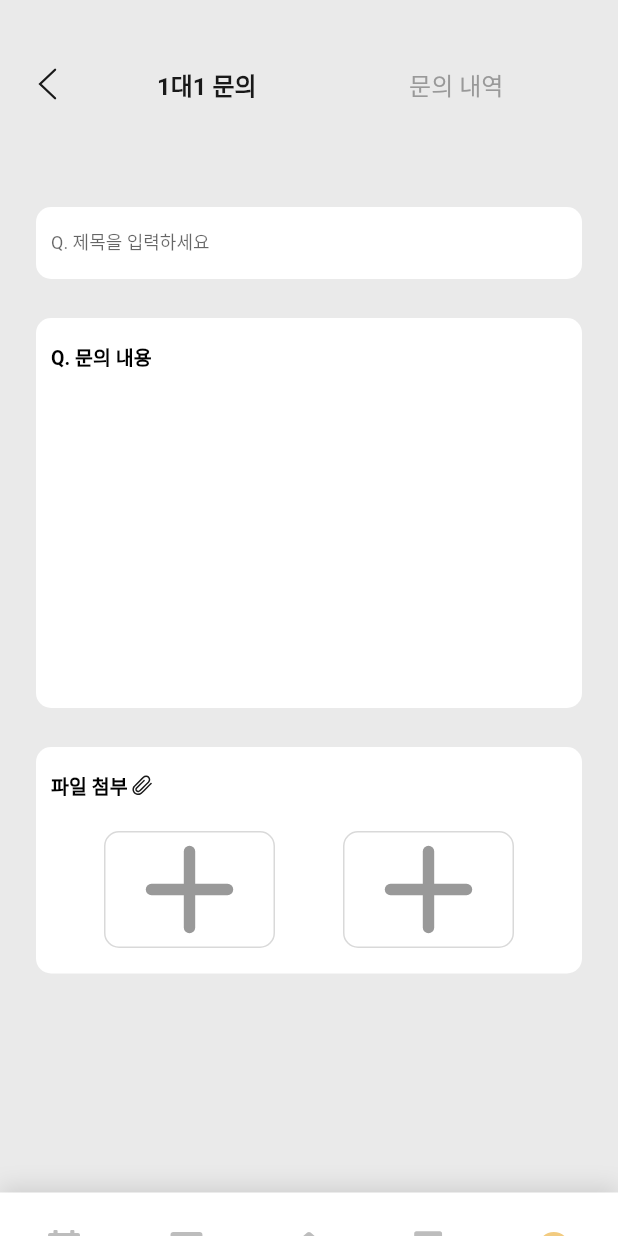
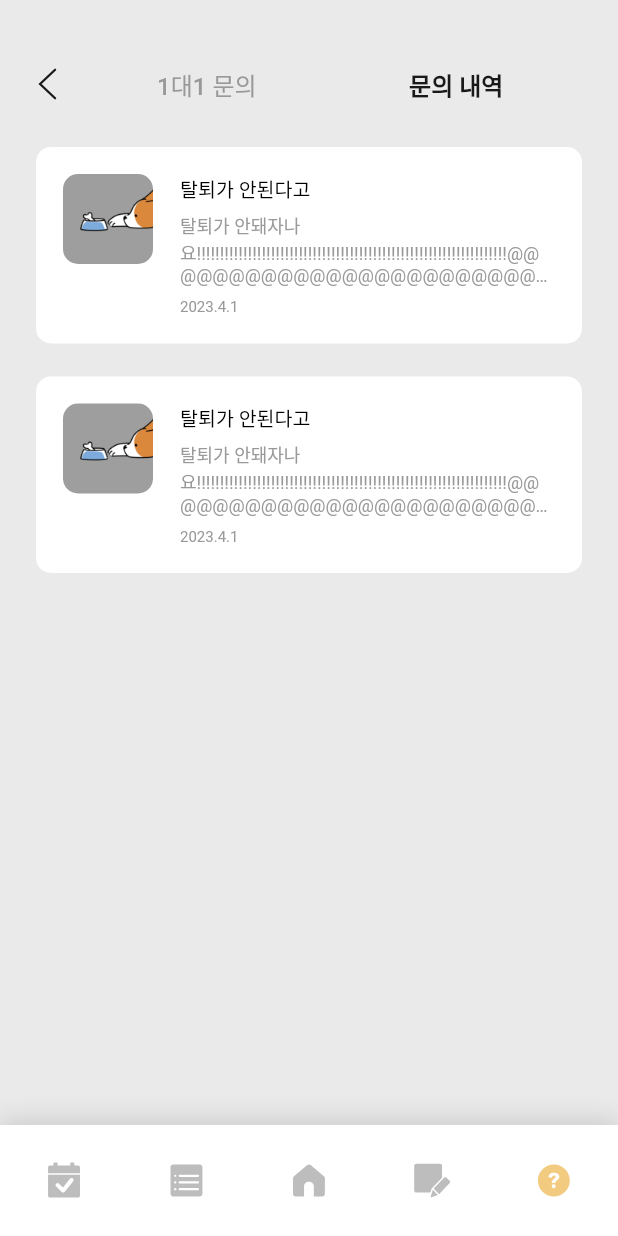
Before and after one commit to potato-club/meonghae_front, a Flutter app: the screen it shows after launch, on a phone screen of 412 x 824 dp. Run offline on Flutter 3.47's test engine with Material 2 defaults, Android fonts, the phone set to English and light mode, and no system bars; our stand-ins replace carousel_slider, file_picker, flutter_svg, image_picker, table_calendar, video_player; missing offline and left inert: kakao_flutter_sdk_user.

Commit message:
feat. 문의 3 Screen 퍼블리싱 구현 #27

```diff
--- a/lib/main.dart
+++ b/lib/main.dart
@@ -2,7 +2,7 @@ import 'package:flutter/material.dart';
 import 'package:intl/date_symbol_data_local.dart';
 import 'package:kakao_flutter_sdk_user/kakao_flutter_sdk_user.dart';
 import 'package:flutter/services.dart';
-import 'package:meonghae_front/screens/inquiry_1to1_screen.dart';
+import 'package:meonghae_front/screens/inquiry_history_screen.dart';
 
 void main() async {
   // 카카오 앱의 클라이언트 ID를 설정
@@ -26,7 +26,7 @@ class MyApp extends StatelessWidget {
     return const MaterialApp(
       locale: Locale('ko', 'KR'),
       title: 'Meonghae?',
-      home: InQuiry1To1Screen(),
+      home: InQuiryHistoryScreen(),
     );
   }
 }
--- a/lib/screens/Inquiry_1to1_screen.dart
+++ b/lib/screens/Inquiry_1to1_screen.dart
@@ -1,4 +1,5 @@
 import 'package:flutter/material.dart';
+import 'package:meonghae_front/screens/inquiry_history_screen.dart';
 import 'package:meonghae_front/themes/customColor.dart';
 import 'package:meonghae_front/widgets/svg/arrow.dart';
 import 'package:file_picker/file_picker.dart';
@@ -41,8 +42,7 @@ class _InQuiry1To1ScreenState extends State<InQuiry1To1Screen> {
                 padding: EdgeInsets.symmetric(
                     horizontal: MediaQuery.of(context).size.width * 0.06),
                 child: Row(
-                  mainAxisAlignment: MainAxisAlignment
-                      .spaceBetween, // Updated mainAxisAlignment
+                  mainAxisAlignment: MainAxisAlignment.spaceBetween,
                   children: [
                     InkWell(
                       onTap: () => Navigator.pop(context),
@@ -56,7 +56,14 @@ class _InQuiry1To1ScreenState extends State<InQuiry1To1Screen> {
                     ),
                     Expanded(
                       child: TextButton(
-                        onPressed: () {},
+                        onPressed: () {
+                          Navigator.push(
+                            context,
+                            MaterialPageRoute(
+                                builder: (context) =>
+                                    const InQuiry1To1Screen()),
+                          );
+                        },
                         child: const Text(
                           '1대1 문의',
                           style: TextStyle(
@@ -69,7 +76,14 @@ class _InQuiry1To1ScreenState extends State<InQuiry1To1Screen> {
                     ),
                     Expanded(
                       child: TextButton(
-                        onPressed: () {},
+                        onPressed: () {
+                          Navigator.push(
+                            context,
+                            MaterialPageRoute(
+                                builder: (context) =>
+                                    const InQuiryHistoryScreen()),
+                          );
+                        },
                         child: const Text(
                           '문의 내역',
                           style: TextStyle(
@@ -141,7 +155,7 @@ class _InQuiry1To1ScreenState extends State<InQuiry1To1Screen> {
                             ),
                             contentPadding: EdgeInsets.symmetric(vertical: 4.0),
                           ),
-                          maxLines: null, // 높이 조정을 위해 maxLines를 null로 설정
+                          maxLines: null,
                         ),
                       ),
                     ),
--- /dev/null
+++ b/lib/screens/inquiry_history_screen.dart
@@ -0,0 +1,191 @@
+import 'package:flutter/material.dart';
+import 'package:meonghae_front/screens/Inquiry_1to1_screen.dart';
+import 'package:meonghae_front/themes/customColor.dart';
+import 'package:meonghae_front/widgets/svg/arrow.dart';
+import 'package:meonghae_front/widgets/under_bar/under_bar_widget.dart';
+
+class InQuiryHistoryScreen extends StatefulWidget {
+  const InQuiryHistoryScreen({super.key});
+
+  @override
+  State<InQuiryHistoryScreen> createState() => _InQuiryHistoryScreenState();
+}
+
+List<Map<String, String>> data = [
+  {
+    'title': '탈퇴가 안된다고',
+    'content':
+        '탈퇴가 안돼자나요!!!!!!!!!!!!!!!!!!!!!!!!!!!!!!!!!!!!!!!!!!!!!!!!!!!!!!!!!!!!!!!!!!!@@@@@@@@@@@@@@@@@@@@@@@@@@@@@@@@@@@@@@@@@@@@@@@@@@@@@@@@@@@@@@@@',
+    'date': '2023.4.1',
+  },
+  {
+    'title': '탈퇴가 안된다고',
+    'content':
+        '탈퇴가 안돼자나요!!!!!!!!!!!!!!!!!!!!!!!!!!!!!!!!!!!!!!!!!!!!!!!!!!!!!!!!!!!!!!!!!!!@@@@@@@@@@@@@@@@@@@@@@@@@@@@@@@@@@@@@@@@@@@@@@@@@@@@@@@@@@@@@@@@',
+    'date': '2023.4.1',
+  },
+];
+
+class _InQuiryHistoryScreenState extends State<InQuiryHistoryScreen> {
+  @override
+  Widget build(BuildContext context) {
+    return Scaffold(
+      backgroundColor: CustomColor.ivoey2,
+      body: SafeArea(
+        child: Column(
+          children: [
+            const SizedBox(height: 32),
+            Padding(
+              padding: EdgeInsets.symmetric(
+                  horizontal: MediaQuery.of(context).size.width * 0.06),
+              child: Row(
+                mainAxisAlignment: MainAxisAlignment.spaceBetween,
+                children: [
+                  InkWell(
+                    onTap: () => Navigator.pop(context),
+                    child: const SizedBox(
+                      width: 30,
+                      child: Align(
+                        alignment: Alignment.centerLeft,
+                        child: ArrowSVG(strokeColor: CustomColor.black2),
+                      ),
+                    ),
+                  ),
+                  Expanded(
+                    child: TextButton(
+                      onPressed: () {
+                        Navigator.push(
+                          context,
+                          MaterialPageRoute(
+                              builder: (context) => const InQuiry1To1Screen()),
+                        );
+                      },
+                      child: const Text(
+                        '1대1 문의',
+                        style: TextStyle(
+                          fontSize: 16,
+                          fontWeight: FontWeight.w500,
+                          color: CustomColor.gray,
+                        ),
+                      ),
+                    ),
+                  ),
+                  Expanded(
+                    child: TextButton(
+                      onPressed: () {
+                        Navigator.push(
+                          context,
+                          MaterialPageRoute(
+                              builder: (context) =>
+                                  const InQuiryHistoryScreen()),
+                        );
+                      },
+                      child: const Text(
+                        '문의 내역',
+                        style: TextStyle(
+                          fontSize: 16,
+                          fontWeight: FontWeight.w700,
+                          color: CustomColor.black2,
+                        ),
+                      ),
+                    ),
+                  ),
+                ],
+              ),
+            ),
+            const SizedBox(
+              height: 18,
+            ),
+            Expanded(
+              child: Padding(
+                padding: const EdgeInsets.symmetric(horizontal: 24),
+                child: ListView.builder(
+                  itemCount: data.length,
+                  itemBuilder: (BuildContext context, int index) {
+                    return Padding(
+                      padding: const EdgeInsets.only(bottom: 22),
+                      child: TextButton(
+                        onPressed: () {},
+                        style: ButtonStyle(
+                          padding: MaterialStateProperty.all(
+                              const EdgeInsets.all(18)),
+                          backgroundColor:
+                              MaterialStateProperty.all(Colors.white),
+                          shape:
+                              MaterialStateProperty.all<RoundedRectangleBorder>(
+                            RoundedRectangleBorder(
+                              borderRadius: BorderRadius.circular(10),
+                            ),
+                          ),
+                        ),
+                        child: Row(
+                          crossAxisAlignment: CrossAxisAlignment.start,
+                          children: [
+                            Container(
+                              width: 60,
+                              height: 60,
+                              decoration: BoxDecoration(
+                                color: Colors.grey,
+                                borderRadius: BorderRadius.circular(10),
+                              ),
+                              child: Image.asset(
+                                'assets/images/dog_pictures/bone_dog.png',
+                              ),
+                            ),
+                            const SizedBox(
+                              width: 18,
+                            ),
+                            Expanded(
+                              child: Column(
+                                crossAxisAlignment: CrossAxisAlignment.start,
+                                children: [
+                                  Text(
+                                    data[index]['title'] ?? '',
+                                    style: const TextStyle(
+                                      fontSize: 13,
+                                      fontWeight: FontWeight.w500,
+                                      color: CustomColor.black1,
+                                    ),
+                                  ),
+                                  const SizedBox(
+                                    height: 6,
+                                  ),
+                                  Text(
+                                    data[index]['content'] ?? '',
+                                    style: const TextStyle(
+                                      fontSize: 12,
+                                      fontWeight: FontWeight.w400,
+                                      color: CustomColor.gray,
+                                    ),
+                                    maxLines: 3,
+                                    overflow: TextOverflow.ellipsis,
+                                  ),
+                                  const SizedBox(
+                                    height: 8,
+                                  ),
+                                  Text(
+                                    data[index]['date'] ?? '',
+                                    style: const TextStyle(
+                                      fontSize: 10,
+                                      fontWeight: FontWeight.w400,
+                                      color: CustomColor.gray,
+                                    ),
+                                  )
+                                ],
+                              ),
+                            ),
+                          ],
+                        ),
+                      ),
+                    );
+                  },
+                ),
+              ),
+            ),
+            const UnderBarWidget(currentScreen: '문의'),
+          ],
+        ),
+      ),
+    );
+  }
+}
```
